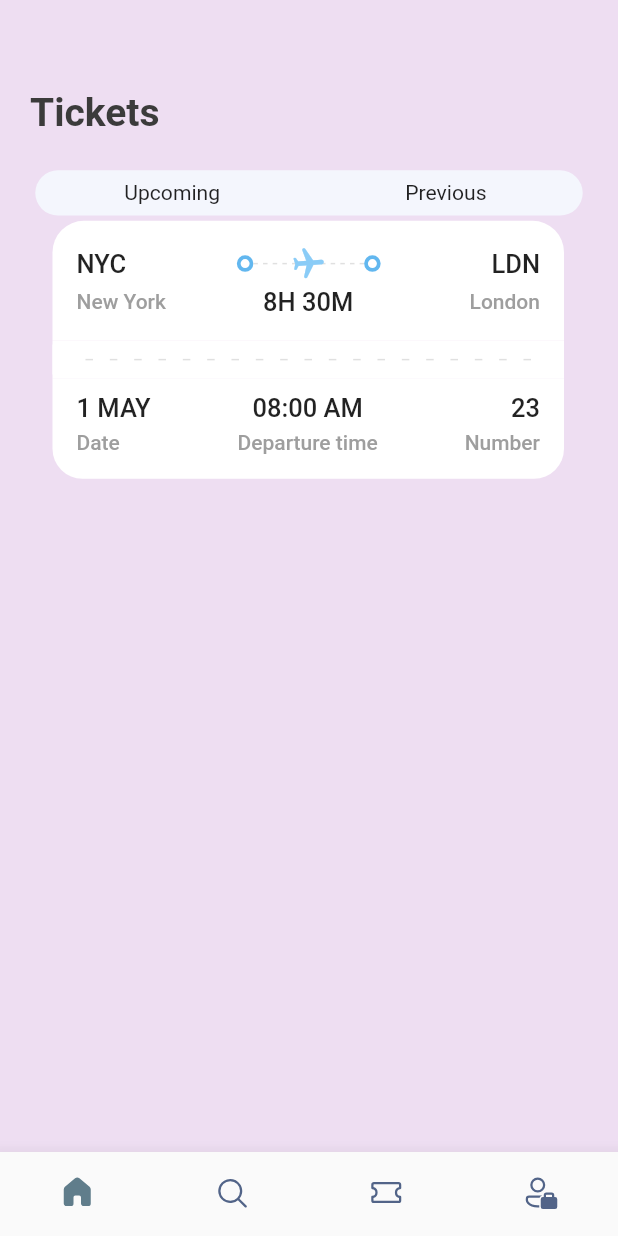
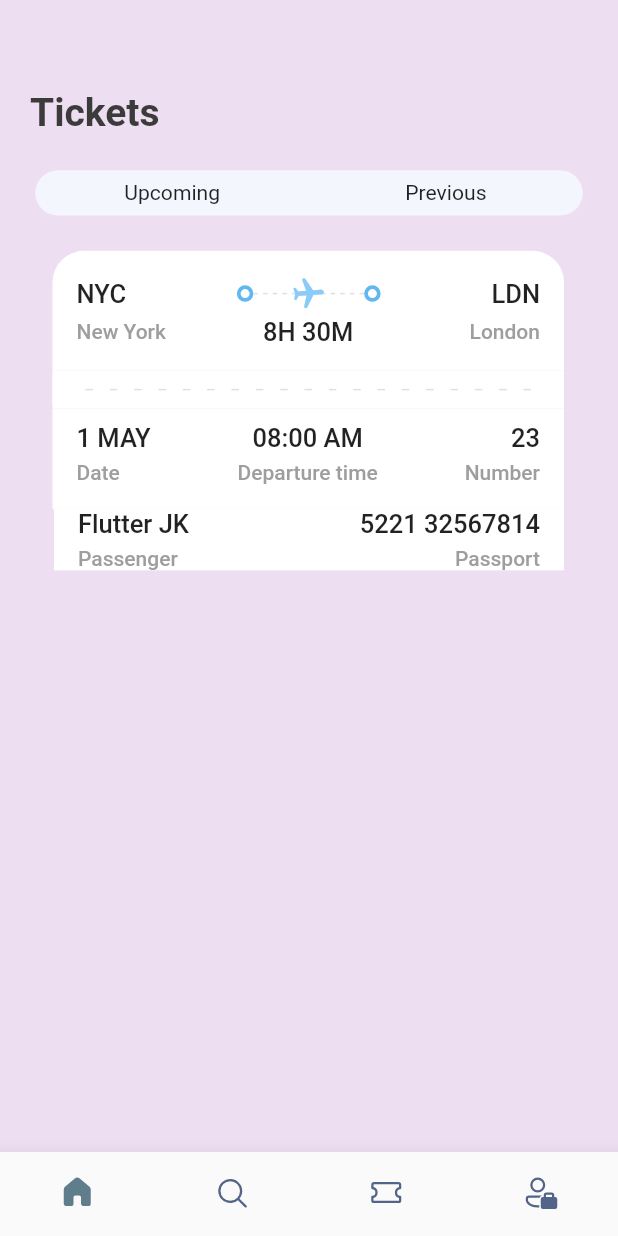
Before and after one commit to Destroier1945/Booking, a Flutter app: the screen it shows after launch, item 3 of the bottom bar chosen, on a phone screen of 412 x 824 dp. Run offline on Flutter 3.47's test engine with Material 2 defaults, Android fonts, the phone set to English and light mode, and no system bars; our stand-ins replace fluentui_icons, gap, get.

Commit message:
Advancing in the ticket page

```diff
--- a/lib/screens/home_screen.dart
+++ b/lib/screens/home_screen.dart
@@ -1,6 +1,7 @@
 import 'package:booking/screens/hotel_screen.dart';
 import 'package:booking/screens/ticket_view.dart';
 import 'package:booking/utils/app_info_list.dart';
+import 'package:booking/utils/app_layout.dart';
 import 'package:booking/utils/app_styles.dart';
 import 'package:flutter/material.dart';
 import 'package:gap/gap.dart';
@@ -17,6 +18,7 @@ class HomeScreen extends StatelessWidget {
       backgroundColor: Styles.bgColor,
       body: ListView(
         children: [
+          Gap(AppLayout.getHeight(30)),
           Container(
             padding: const EdgeInsets.symmetric(horizontal: 20),
             child: Container(
--- a/lib/screens/search_screen.dart
+++ b/lib/screens/search_screen.dart
@@ -1,3 +1,5 @@
+// ignore_for_file: prefer_const_constructors
+
 import 'package:booking/utils/app_layout.dart';
 import 'package:booking/utils/app_styles.dart';
 import 'package:booking/widgets/ticket_tabs.dart';
--- a/lib/screens/ticket_screen.dart
+++ b/lib/screens/ticket_screen.dart
@@ -2,6 +2,7 @@ import 'package:booking/screens/ticket_view.dart';
 import 'package:booking/utils/app_info_list.dart';
 import 'package:booking/utils/app_layout.dart';
 import 'package:booking/utils/app_styles.dart';
+import 'package:booking/widgets/column_layout.dart';
 import 'package:booking/widgets/ticket_tabs.dart';
 import 'package:flutter/material.dart';
 import 'package:gap/gap.dart';
@@ -11,6 +12,7 @@ class TicketScreen extends StatelessWidget {
 
   @override
   Widget build(BuildContext context) {
+    // ignore: unused_local_variable
     final size = AppLayout.getSize(context);
     return Scaffold(
       backgroundColor: Styles.bgColor,
@@ -28,13 +30,38 @@ class TicketScreen extends StatelessWidget {
               ),
               Gap(AppLayout.getHeight(20)),
               const AppTicketTabs(firstTab: 'Upcoming', secondTab: 'Previous'),
+              Gap(AppLayout.getHeight(20)),
               Container(
                 padding: EdgeInsets.only(left: AppLayout.getHeight(15)),
                 child: TicketView(
                   ticket: ticketList[0],
                   isColor: true,
                 ),
-              )
+              ),
+              Container(
+                margin:
+                    EdgeInsets.symmetric(horizontal: AppLayout.getHeight(16)),
+                padding:
+                    EdgeInsets.symmetric(horizontal: AppLayout.getHeight(16)),
+                color: Colors.white,
+                child: Column(children: [
+                  Row(
+                    mainAxisAlignment: MainAxisAlignment.spaceBetween,
+                    children: const [
+                      AppColumnLayout(
+                        alignment: CrossAxisAlignment.start,
+                        firstText: 'Flutter JK',
+                        secondText: 'Passenger',
+                      ),
+                      AppColumnLayout(
+                        alignment: CrossAxisAlignment.end,
+                        firstText: '5221 32567814',
+                        secondText: 'Passport',
+                      ),
+                    ],
+                  )
+                ]),
+              ),
             ],
           )
         ],
--- a/lib/screens/ticket_view.dart
+++ b/lib/screens/ticket_view.dart
@@ -16,7 +16,7 @@ class TicketView extends StatelessWidget {
 
     return SizedBox(
       width: size.width,
-      height: AppLayout.getHeight(200),
+      height: AppLayout.getHeight(172),
       child: Container(
         width: size.width * 0.85,
         margin: EdgeInsets.only(right: AppLayout.getHeight(16)),
@@ -89,7 +89,7 @@ class TicketView extends StatelessWidget {
                                   Icons.local_airport_rounded,
                                   color: isColor == null
                                       ? Colors.white
-                                      : Color(0xFF8ACCF7),
+                                      : const Color(0xFF8ACCF7),
                                 ),
                               ),
                             ),
@@ -157,13 +157,12 @@ class TicketView extends StatelessWidget {
                   SizedBox(
                     height: AppLayout.getHeight(20),
                     width: AppLayout.getWith(10),
-                    child: DecoratedBox(
+                    child: const DecoratedBox(
                       decoration: BoxDecoration(
                           color: Colors.white,
                           borderRadius: BorderRadius.only(
-                            topRight: Radius.circular(AppLayout.getHeight(10)),
-                            bottomRight:
-                                Radius.circular(AppLayout.getHeight(10)),
+                            topRight: Radius.circular(10),
+                            bottomRight: Radius.circular(10),
                           )),
                     ),
                   ),
@@ -219,8 +218,10 @@ class TicketView extends StatelessWidget {
               decoration: BoxDecoration(
                 color: isColor == null ? Styles.orangeColor : Colors.white,
                 borderRadius: BorderRadius.only(
-                  bottomLeft: Radius.circular(AppLayout.getHeight(20)),
-                  bottomRight: Radius.circular(AppLayout.getHeight(20)),
+                  bottomLeft: Radius.circular(
+                      AppLayout.getHeight(isColor == null ? 21 : 0)),
+                  bottomRight: Radius.circular(
+                      AppLayout.getHeight(isColor == null ? 21 : 0)),
                 ),
               ),
               padding: const EdgeInsets.only(
--- a/lib/utils/app_styles.dart
+++ b/lib/utils/app_styles.dart
@@ -1,3 +1,5 @@
+// ignore_for_file: prefer_const_constructors
+
 import 'package:flutter/material.dart';
 
 Color primary = const Color(0xFF687DAF);
--- /dev/null
+++ b/lib/widgets/column_layout.dart
@@ -0,0 +1,34 @@
+import 'package:booking/utils/app_layout.dart';
+import 'package:booking/utils/app_styles.dart';
+import 'package:flutter/material.dart';
+import 'package:gap/gap.dart';
+
+class AppColumnLayout extends StatelessWidget {
+  final CrossAxisAlignment alignment;
+  final String firstText;
+  final String secondText;
+  const AppColumnLayout({
+    super.key,
+    required this.firstText,
+    required this.secondText,
+    required this.alignment,
+  });
+
+  @override
+  Widget build(BuildContext context) {
+    return Column(
+      crossAxisAlignment: alignment,
+      children: [
+        Text(
+          firstText,
+          style: Styles.headLineStyle3,
+        ),
+        Gap(AppLayout.getHeight(5)),
+        Text(
+          secondText,
+          style: Styles.headLineStyle4,
+        )
+      ],
+    );
+  }
+}
--- a/lib/widgets/thick_container.dart
+++ b/lib/widgets/thick_container.dart
@@ -14,7 +14,7 @@ class ThickContainer extends StatelessWidget {
             width: 2.5,
             color: isColor == null
                 ? Colors.white
-                : Color.fromARGB(255, 98, 183, 239)),
+                : const Color.fromARGB(255, 98, 183, 239)),
       ),
     );
   }
```
Also changed, not shown: pubspec.lock.
